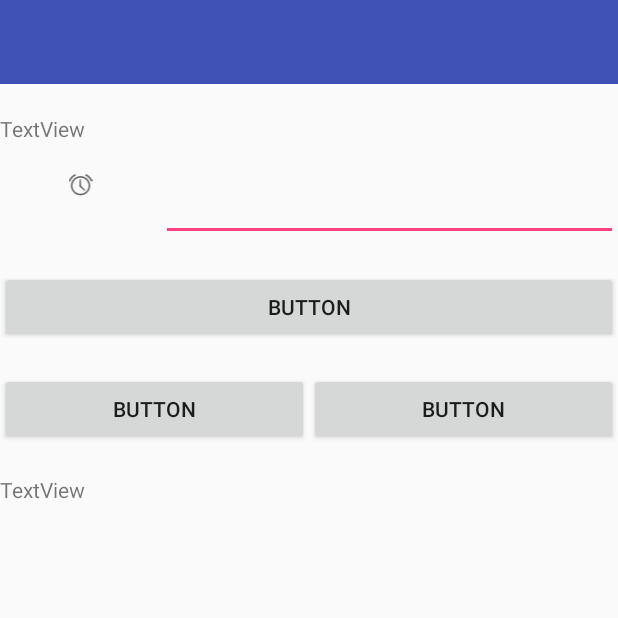
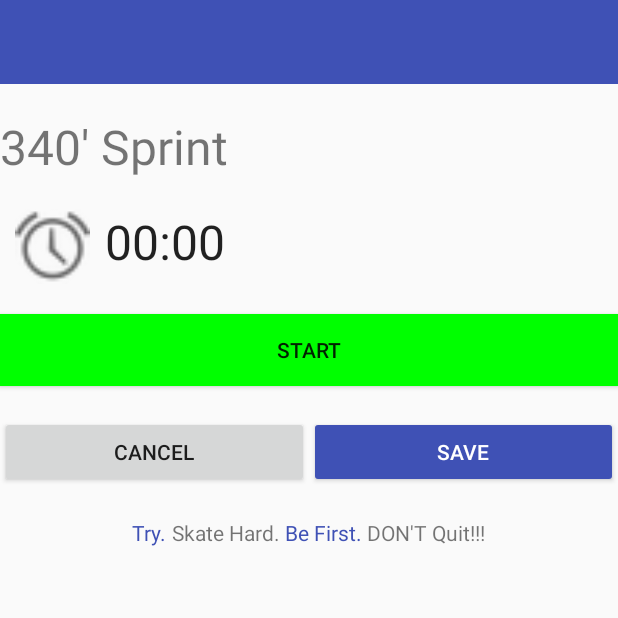
Before and after one commit to fdrury/HockeyConnect, an Android app: the TimerActivity screen opened directly, with no data from a screen before it, on a phone screen of 412 x 824 dp, the top half of it. Run offline under Robolectric (Android 15) with nearby library versions, the light colour scheme and no system bars.

Commit message:
implemented more functionality
Mostly on timer - played with appearance of evaluation

```diff
--- a/code/HockeyConnect/app/build.gradle
+++ b/code/HockeyConnect/app/build.gradle
@@ -5,7 +5,7 @@ android {
     buildToolsVersion "25.0.2"
     defaultConfig {
         applicationId "ca.hockeyconnect.hockeyconnect"
-        minSdkVersion 15
+        minSdkVersion 16
         targetSdkVersion 25
         versionCode 1
         versionName "1.0"
--- a/code/HockeyConnect/app/src/main/java/ca/hockeyconnect/hockeyconnect/TimerActivity.java
+++ b/code/HockeyConnect/app/src/main/java/ca/hockeyconnect/hockeyconnect/TimerActivity.java
@@ -1,13 +1,51 @@
 package ca.hockeyconnect.hockeyconnect;
 
+import android.os.SystemClock;
+import android.support.v4.content.ContextCompat;
 import android.support.v7.app.AppCompatActivity;
 import android.os.Bundle;
+import android.view.View;
+import android.widget.Button;
+import android.widget.Chronometer;
 
 public class TimerActivity extends AppCompatActivity {
+
+    private Chronometer chronometer;
+    private boolean timerRunning = false;
 
     @Override
     protected void onCreate(Bundle savedInstanceState) {
         super.onCreate(savedInstanceState);
         setContentView(R.layout.activity_timer);
+
+        chronometer = (Chronometer)findViewById(R.id.chronometer);
+
+        chronometer.setOnChronometerTickListener(new Chronometer.OnChronometerTickListener() {
+            @Override
+            public void onChronometerTick(Chronometer chronometerChanged) {
+                chronometer = chronometerChanged;
+            }
+        });
+
+        final Button startStopButton = (Button)findViewById(R.id.startStopButton);
+
+        startStopButton.setOnClickListener(new View.OnClickListener() {
+            @Override
+            public void onClick(View v) {
+                if(timerRunning){
+                    chronometer.stop();
+                    timerRunning = false;
+                    startStopButton.setText("RE-START");
+                    startStopButton.setBackgroundColor(startStopButton.getContext().getResources().getColor(R.color.colorGreen));
+                }
+                else{
+                    chronometer.setBase(SystemClock.elapsedRealtime());
+                    chronometer.start();
+                    timerRunning = true;
+                    startStopButton.setText("STOP");
+                    startStopButton.setBackgroundColor(startStopButton.getContext().getResources().getColor(R.color.colorRed));
+                }
+            }
+        });
     }
 }
--- a/code/HockeyConnect/app/src/main/res/layout/activity_timer.xml
+++ b/code/HockeyConnect/app/src/main/res/layout/activity_timer.xml
@@ -27,7 +27,8 @@
             android:id="@+id/textView2"
             android:layout_width="match_parent"
             android:layout_height="wrap_content"
-            android:text="TextView" />
+            android:textSize="32dp"
+            android:text="340' Sprint" />
 
         <Space
             android:layout_width="match_parent"
@@ -40,18 +41,18 @@
 
             <ImageView
                 android:id="@+id/imageView"
+                android:layout_width="50dp"
+                android:layout_height="50dp"
+                android:layout_marginLeft="10dp"
+                android:layout_marginRight="10dp"
+                app:srcCompat="@android:drawable/ic_lock_idle_alarm" />
+
+            <Chronometer
+                android:id="@+id/chronometer"
                 android:layout_width="wrap_content"
                 android:layout_height="wrap_content"
-                android:layout_weight="1"
-                app:srcCompat="@android:drawable/ic_lock_idle_alarm" />
-
-            <EditText
-                android:id="@+id/editText"
-                android:layout_width="wrap_content"
-                android:layout_height="wrap_content"
-                android:layout_weight="1"
-                android:ems="10"
-                android:inputType="time" />
+                android:textSize="32dp"
+                android:layout_weight="1" />
 
         </LinearLayout>
 
@@ -60,11 +61,12 @@
             android:layout_height="20dp" />
 
         <Button
-            android:id="@+id/button2"
+            android:id="@+id/startStopButton"
             android:layout_width="match_parent"
             android:layout_height="wrap_content"
             android:layout_weight="1"
-            android:text="Button" />
+            android:background="@color/colorGreen"
+            android:text="START" />
 
         <Space
             android:layout_width="match_parent"
@@ -80,25 +82,54 @@
                 android:layout_width="wrap_content"
                 android:layout_height="wrap_content"
                 android:layout_weight="1"
-                android:text="Button" />
+                android:text="Cancel" />
 
             <Button
                 android:id="@+id/button4"
                 android:layout_width="wrap_content"
                 android:layout_height="wrap_content"
                 android:layout_weight="1"
-                android:text="Button" />
+                android:backgroundTint="@color/colorPrimary"
+                android:textColor="@color/colorWhite"
+                android:text="Save" />
         </LinearLayout>
 
         <Space
             android:layout_width="match_parent"
             android:layout_height="20dp" />
 
-        <TextView
-            android:id="@+id/textView"
+        <LinearLayout
             android:layout_width="match_parent"
-            android:layout_height="wrap_content"
-            android:text="TextView" />
+            android:layout_height="match_parent"
+            android:gravity="center"
+            android:orientation="horizontal">
+
+            <TextView
+                android:id="@+id/textView5"
+                android:layout_width="wrap_content"
+                android:layout_height="wrap_content"
+                android:textColor="@color/colorPrimary"
+                android:text="Try. " />
+
+            <TextView
+                android:id="@+id/textView4"
+                android:layout_width="wrap_content"
+                android:layout_height="wrap_content"
+                android:text="Skate Hard. " />
+
+            <TextView
+                android:id="@+id/textView3"
+                android:layout_width="wrap_content"
+                android:layout_height="wrap_content"
+                android:textColor="@color/colorPrimary"
+                android:text="Be First. " />
+
+            <TextView
+                android:id="@+id/textView"
+                android:layout_width="wrap_content"
+                android:layout_height="wrap_content"
+                android:text="DON'T Quit!!!" />
+        </LinearLayout>
 
     </LinearLayout>
 
--- a/code/HockeyConnect/app/src/main/res/values/colors.xml
+++ b/code/HockeyConnect/app/src/main/res/values/colors.xml
@@ -3,6 +3,9 @@
     <color name="colorPrimary">#3F51B5</color>
     <color name="colorPrimaryDark">#303F9F</color>
     <color name="colorAccent">#FF4081</color>
+    <color name="colorGreen">#00ff00</color>
+    <color name="colorRed">#ff0000</color>
+    <color name="colorBlue">#0000ff</color>
     <color name="colorWhite">#FFFFFF</color>
     <color name="colorTransparent">#00000000</color>
 </resources>
```
Also changed, not shown: code/HockeyConnect/app/src/main/java/ca/hockeyconnect/hockeyconnect/PlayerEvaluationActivity.java (+12 -0 lines), code/HockeyConnect/app/src/main/res/drawable/gradient.xml (added, +11 -0 lines), code/HockeyConnect/app/src/main/res/layout/activity_player_evaluation.xml (+12 -0 lines).
